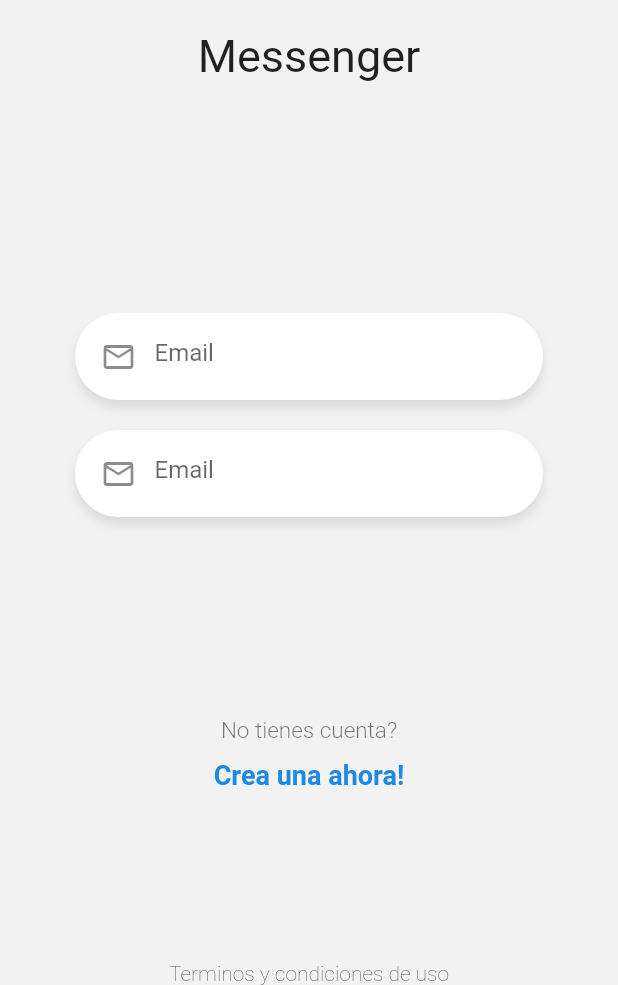
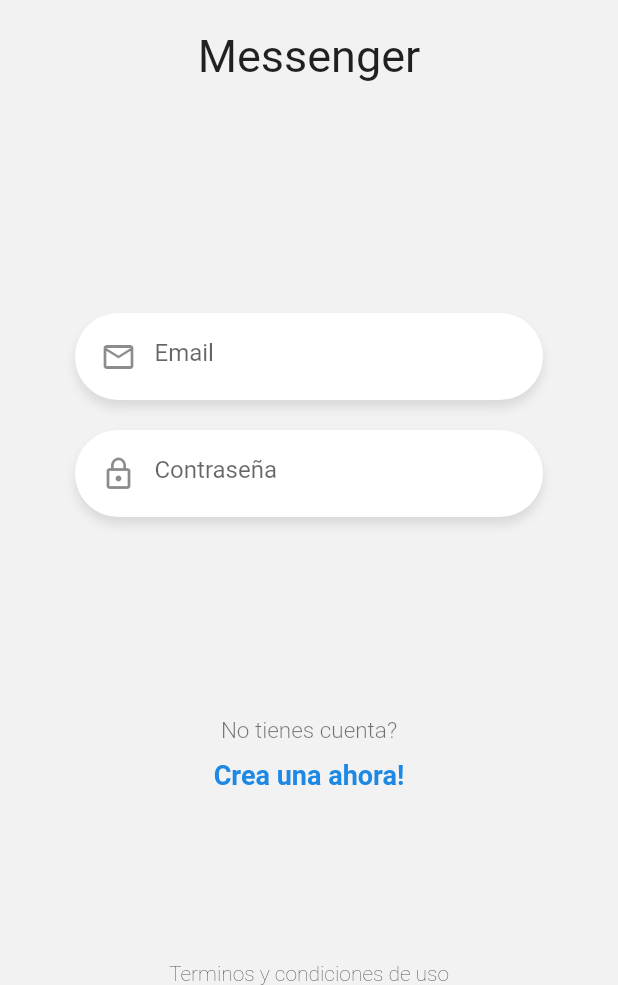
Before and after one commit to cesaroer/FlutterAvanzado, a Flutter app: the screen it shows after launch, on a phone screen of 412 x 824 dp, the part 251-1236 px from its top. Run offline on Flutter 3.47's test engine with Material 2 defaults, Android fonts, the phone set to English and light mode, and no system bars; our stand-ins replace pie_chart, socket_io_client.

Commit message:
refactor to custominput

```diff
--- a/02-chat_app/lib/pages/login_page.dart
+++ b/02-chat_app/lib/pages/login_page.dart
@@ -1,4 +1,6 @@
 import 'package:chat_app/widgets/custom_input.dart';
+import 'package:chat_app/widgets/labels.dart';
+import 'package:chat_app/widgets/logo.dart';
 import 'package:flutter/material.dart';
 
 class LoginPage extends StatelessWidget {
@@ -10,36 +12,14 @@ class LoginPage extends StatelessWidget {
           child: Column(
             mainAxisAlignment: MainAxisAlignment.spaceBetween,
             children: [
-              _Logo(),
+              Logo(),
               _Form(),
-              _Labels(),
+              Labels(),
               Text("Terminos y condiciones de uso",
                   style: TextStyle(fontWeight: FontWeight.w200)),
             ],
           ),
         ));
-  }
-}
-
-class _Logo extends StatelessWidget {
-  @override
-  Widget build(BuildContext context) {
-    return Center(
-      child: Container(
-        margin: EdgeInsets.only(top: 50),
-        width: 170,
-        child: Column(
-          children: [
-            Image(image: AssetImage("assets/tag-logo.png")),
-            SizedBox(height: 20),
-            Text(
-              "Messenger",
-              style: TextStyle(fontSize: 30),
-            )
-          ],
-        ),
-      ),
-    );
   }
 }
 
@@ -49,6 +29,10 @@ class _Form extends StatefulWidget {
 }
 
 class __FormState extends State<_Form> {
+  final emailCtrl = TextEditingController();
+
+  final passCtrl = TextEditingController();
+
   @override
   Widget build(BuildContext context) {
     return Container(
@@ -56,35 +40,20 @@ class __FormState extends State<_Form> {
       padding: EdgeInsets.symmetric(horizontal: 50),
       child: Column(
         children: [
-          CustomInput(),
-          CustomInput(),
+          CustomInput(
+            icon: Icons.mail_outline,
+            placeHolder: "Email",
+            textController: emailCtrl,
+            keyboardType: TextInputType.emailAddress,
+          ),
+          CustomInput(
+            icon: Icons.lock_outline,
+            placeHolder: "Contraseña",
+            textController: passCtrl,
+            isPassword: true,
+          )
         ],
       ),
     );
   }
 }
-
-class _Labels extends StatelessWidget {
-  @override
-  Widget build(BuildContext context) {
-    return Container(
-      child: Column(
-        children: [
-          Text("No tienes cuenta?",
-              style: TextStyle(
-                color: Colors.black54,
-                fontSize: 15,
-                fontWeight: FontWeight.w300,
-              )),
-          SizedBox(height: 10),
-          Text("Crea una ahora!",
-              style: TextStyle(
-                color: Colors.blue[600],
-                fontSize: 18,
-                fontWeight: FontWeight.bold,
-              )),
-        ],
-      ),
-    );
-  }
-}
--- a/02-chat_app/lib/widgets/custom_input.dart
+++ b/02-chat_app/lib/widgets/custom_input.dart
@@ -1,7 +1,20 @@
 import 'package:flutter/material.dart';
 
 class CustomInput extends StatelessWidget {
-  const CustomInput({Key? key}) : super(key: key);
+  final IconData icon;
+  final String placeHolder;
+  final TextEditingController textController;
+  final TextInputType keyboardType;
+  final bool isPassword;
+
+  const CustomInput({
+    super.key,
+    required this.icon,
+    required this.placeHolder,
+    required this.textController,
+    this.keyboardType = TextInputType.text,
+    this.isPassword = false,
+  });
 
   @override
   Widget build(BuildContext context) {
@@ -19,14 +32,16 @@ class CustomInput extends StatelessWidget {
             )
           ]),
       child: TextField(
+        controller: textController,
         autocorrect: false,
-        keyboardType: TextInputType.emailAddress,
-        obscureText: false,
+        keyboardType: keyboardType,
+        obscureText: isPassword,
         decoration: InputDecoration(
-            prefixIcon: Icon(Icons.mail_outline),
-            focusedBorder: InputBorder.none,
-            border: InputBorder.none,
-            hintText: "Email"),
+          prefixIcon: Icon(icon),
+          focusedBorder: InputBorder.none,
+          border: InputBorder.none,
+          hintText: placeHolder,
+        ),
       ),
     );
   }
--- /dev/null
+++ b/02-chat_app/lib/widgets/labels.dart
@@ -0,0 +1,26 @@
+import 'package:flutter/material.dart';
+
+class Labels extends StatelessWidget {
+  @override
+  Widget build(BuildContext context) {
+    return Container(
+      child: Column(
+        children: [
+          Text("No tienes cuenta?",
+              style: TextStyle(
+                color: Colors.black54,
+                fontSize: 15,
+                fontWeight: FontWeight.w300,
+              )),
+          SizedBox(height: 10),
+          Text("Crea una ahora!",
+              style: TextStyle(
+                color: Colors.blue[600],
+                fontSize: 18,
+                fontWeight: FontWeight.bold,
+              )),
+        ],
+      ),
+    );
+  }
+}
--- /dev/null
+++ b/02-chat_app/lib/widgets/logo.dart
@@ -0,0 +1,23 @@
+import 'package:flutter/material.dart';
+
+class Logo extends StatelessWidget {
+  @override
+  Widget build(BuildContext context) {
+    return Center(
+      child: Container(
+        margin: EdgeInsets.only(top: 50),
+        width: 170,
+        child: Column(
+          children: [
+            Image(image: AssetImage("assets/tag-logo.png")),
+            SizedBox(height: 20),
+            Text(
+              "Messenger",
+              style: TextStyle(fontSize: 30),
+            )
+          ],
+        ),
+      ),
+    );
+  }
+}
```
